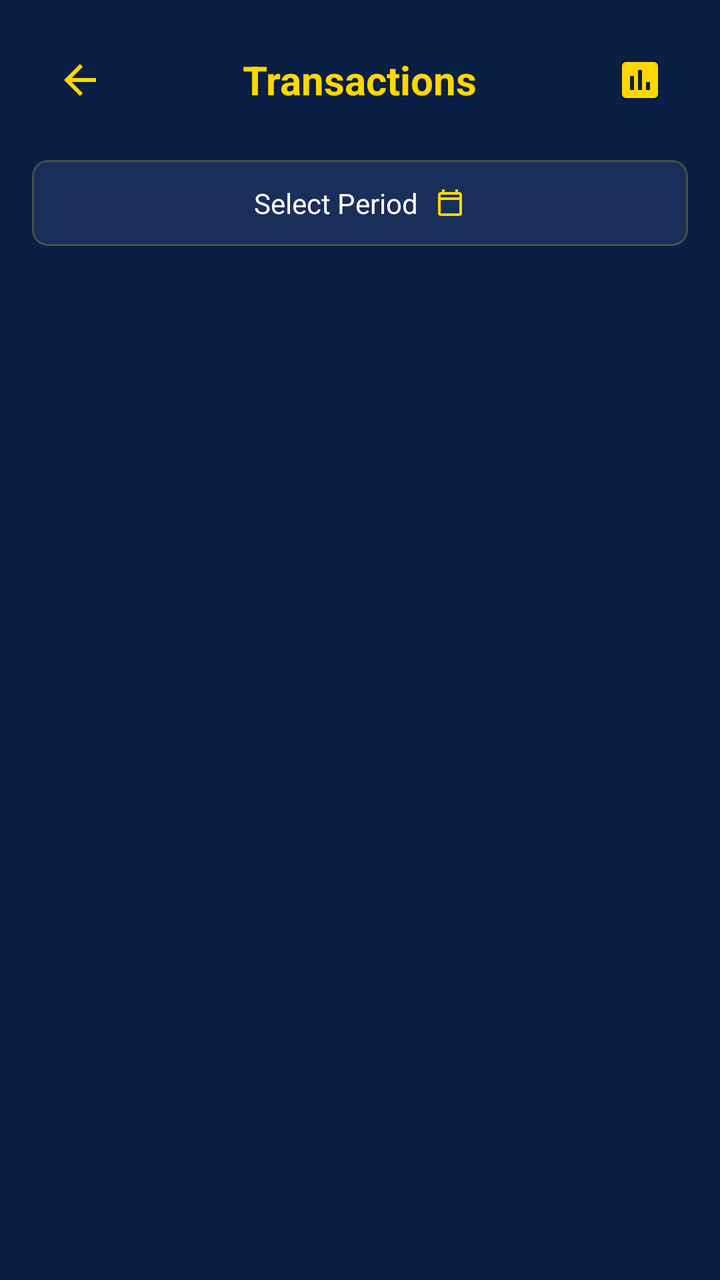
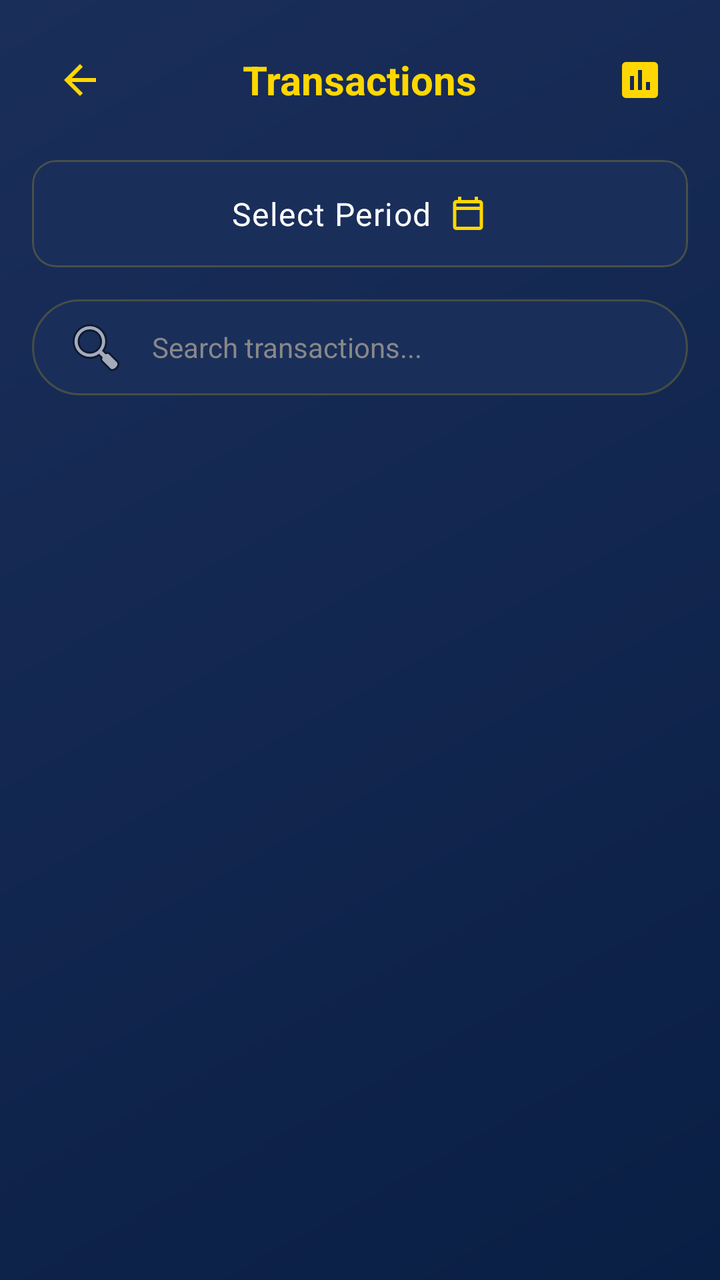

The first picture is an Android layout as it rendered before a commit; the second is the same layout after the commit. The layout source and the unified diff follow.
<!-- AndroidManifest.xml: application theme Theme.CoinQuest -->
<!-- res/layout/activity_transaction_list.xml -->
<LinearLayout xmlns:android="http://schemas.android.com/apk/res/android"
    xmlns:app="http://schemas.android.com/apk/res-auto"
    android:layout_width="match_parent"
    android:layout_height="match_parent"
    android:orientation="vertical"
    android:background="#0A1F44"
    android:fitsSystemWindows="true">

    <RelativeLayout
        android:layout_width="match_parent"
        android:layout_height="wrap_content"
        android:padding="16dp">

        <ImageButton
            android:id="@+id/btnBack"
            android:layout_width="48dp"
            android:layout_height="48dp"
            android:background="?attr/selectableItemBackgroundBorderless"
            android:src="@drawable/ic_back"
            android:contentDescription="Back"
            android:layout_centerVertical="true"
            app:tint="#FFD700" />

        <TextView
            android:layout_width="wrap_content"
            android:layout_height="wrap_content"
            android:text="@string/transactions"
            android:textColor="#FFD700"
            android:textSize="20sp"
            android:textStyle="bold"
            android:layout_centerInParent="true"/>

        <ImageButton
            android:id="@+id/btnSummary"
            android:layout_width="48dp"
            android:layout_height="48dp"
            android:layout_alignParentEnd="true"
            android:layout_centerVertical="true"
            android:background="?attr/selectableItemBackgroundBorderless"
            android:src="@drawable/ic_summary"
            android:contentDescription="Summary"
            app:tint="#FFD700" />
    </RelativeLayout>

    <com.google.android.material.card.MaterialCardView
        android:id="@+id/btnFilterPeriod"
        android:layout_width="match_parent"
        android:layout_height="wrap_content"
        android:layout_marginHorizontal="16dp"
        android:layout_marginBottom="16dp"
        app:cardBackgroundColor="#1A2E5A"
        app:cardCornerRadius="8dp"
        app:strokeColor="#33FFD700"
        app:strokeWidth="1dp">

        <LinearLayout
            android:layout_width="match_parent"
            android:layout_height="wrap_content"
            android:padding="12dp"
            android:gravity="center"
            android:orientation="horizontal">

            <TextView
                android:id="@+id/tvPeriod"
                android:layout_width="wrap_content"
                android:layout_height="wrap_content"
                android:text="Select Period"
                android:textColor="#FFFFFF"
                android:textSize="14sp" />

            <ImageView
                android:layout_width="16dp"
                android:layout_height="16dp"
                android:layout_marginStart="8dp"
                android:src="@drawable/ic_calendar"
                app:tint="#FFD700"/>
        </LinearLayout>
    </com.google.android.material.card.MaterialCardView>

    <androidx.recyclerview.widget.RecyclerView
        android:id="@+id/rvTransactions"
        android:layout_width="match_parent"
        android:layout_height="match_parent"
        android:clipToPadding="false"
        android:paddingBottom="16dp"/>
    

</LinearLayout>
<!-- resources referenced by this layout -->
<resources>
  <!-- drawable ic_back (drawable) -->
  <vector xmlns:android="http://schemas.android.com/apk/res/android"
      android:width="24dp"
      android:height="24dp"
      android:viewportWidth="24"
      android:viewportHeight="24">
      <path
          android:fillColor="#000000"
          android:pathData="M20,11H7.83l5.59,-5.59L12,4l-8,8 8,8 1.41,-1.41L7.83,13H20v-2z" />
  </vector>
  <string name="transactions">Transactions</string>
  <style name="Theme.CoinQuest" parent="Base.Theme.CoinQuest" />
  <style name="Base.Theme.CoinQuest" parent="Theme.Material3.DayNight.NoActionBar">
          <item name="colorPrimary">@color/gold</item>
          <item name="colorOnPrimary">@color/navy</item>
          <item name="android:statusBarColor">@color/navy</item>
          <item name="android:windowBackground">@drawable/bg_main_gradient</item>
  
          
          <item name="textAppearanceHeadlineLarge">@style/TextAppearance.CoinQuest.Headline</item>
          <item name="textAppearanceTitleLarge">@style/TextAppearance.CoinQuest.Title</item>
          <item name="textAppearanceBodyLarge">@style/TextAppearance.CoinQuest.Body</item>
  
          
          <item name="materialButtonStyle">@style/Widget.CoinQuest.Button</item>
      </style>
  <color name="gold">#FFD700</color>
  <color name="navy">#0A1F44</color>
  <!-- drawable bg_main_gradient (drawable) -->
  <?xml version="1.0" encoding="utf-8"?>
  <shape xmlns:android="http://schemas.android.com/apk/res/android"
      android:shape="rectangle">
      <gradient
          android:startColor="#0A1F44"
          android:endColor="#1A2E5A"
          android:angle="135" />
  </shape>
  <style name="TextAppearance.CoinQuest.Headline" parent="TextAppearance.Material3.HeadlineLarge">
          <item name="android:textSize">@dimen/text_size_headline</item>
          <item name="android:textStyle">bold</item>
          <item name="android:textColor">@color/gold</item>
      </style>
  <style name="TextAppearance.CoinQuest.Title" parent="TextAppearance.Material3.TitleLarge">
          <item name="android:textSize">@dimen/text_size_title</item>
          <item name="android:textStyle">bold</item>
          <item name="android:textColor">@color/white</item>
      </style>
  <style name="TextAppearance.CoinQuest.Body" parent="TextAppearance.Material3.BodyLarge">
          <item name="android:textSize">@dimen/text_size_body</item>
          <item name="android:textStyle">normal</item>
          <item name="android:textColor">@color/white</item>
      </style>
  <style name="Widget.CoinQuest.Button" parent="Widget.Material3.Button">
          <item name="android:insetTop">0dp</item>
          <item name="android:insetBottom">0dp</item>
          <item name="shapeAppearanceOverlay">@style/ShapeAppearance.CoinQuest.Button</item>
          <item name="android:textAllCaps">false</item>
          <item name="android:textStyle">bold</item>
          <item name="android:letterSpacing">0.05</item>
      </style>
  <dimen name="text_size_headline">28sp</dimen>
  <dimen name="text_size_title">20sp</dimen>
  <color name="white">#FFFFFF</color>
  <dimen name="text_size_body">16sp</dimen>
  <style name="ShapeAppearance.CoinQuest.Button" parent="">
          <item name="cornerSize">12dp</item>
      </style>
  <!-- unchanged entries left out for length: 2 -->
</resources>

<!-- the commit's change to res/layout/activity_transaction_list.xml (unified diff, before → after) -->
@@ -3,7 +3,6 @@
     android:layout_width="match_parent"
     android:layout_height="match_parent"
     android:orientation="vertical"
-    android:background="#0A1F44"
     android:fitsSystemWindows="true">
 
     <RelativeLayout
@@ -19,15 +18,14 @@
             android:src="@drawable/ic_back"
             android:contentDescription="Back"
             android:layout_centerVertical="true"
-            app:tint="#FFD700" />
+            app:tint="@color/gold" />
 
         <TextView
             android:layout_width="wrap_content"
             android:layout_height="wrap_content"
             android:text="@string/transactions"
-            android:textColor="#FFD700"
-            android:textSize="20sp"
-            android:textStyle="bold"
+            style="@style/TextAppearance.CoinQuest.Headline"
+            android:textSize="@dimen/text_size_title"
             android:layout_centerInParent="true"/>
 
         <ImageButton
@@ -39,7 +37,7 @@
             android:background="?attr/selectableItemBackgroundBorderless"
             android:src="@drawable/ic_summary"
             android:contentDescription="Summary"
-            app:tint="#FFD700" />
+            app:tint="@color/gold" />
     </RelativeLayout>
 
     <com.google.android.material.card.MaterialCardView
@@ -49,14 +47,14 @@
         android:layout_marginHorizontal="16dp"
         android:layout_marginBottom="16dp"
         app:cardBackgroundColor="#1A2E5A"
-        app:cardCornerRadius="8dp"
+        app:cardCornerRadius="12dp"
         app:strokeColor="#33FFD700"
         app:strokeWidth="1dp">
 
         <LinearLayout
             android:layout_width="match_parent"
             android:layout_height="wrap_content"
-            android:padding="12dp"
+            android:padding="16dp"
             android:gravity="center"
             android:orientation="horizontal">
 
@@ -65,17 +63,34 @@
                 android:layout_width="wrap_content"
                 android:layout_height="wrap_content"
                 android:text="Select Period"
-                android:textColor="#FFFFFF"
-                android:textSize="14sp" />
+                style="@style/TextAppearance.CoinQuest.Body" />
 
             <ImageView
-                android:layout_width="16dp"
-                android:layout_height="16dp"
+                android:layout_width="20dp"
+                android:layout_height="20dp"
                 android:layout_marginStart="8dp"
                 android:src="@drawable/ic_calendar"
-                app:tint="#FFD700"/>
+                app:tint="@color/gold"
+                android:contentDescription="Select Period"/>
         </LinearLayout>
     </com.google.android.material.card.MaterialCardView>
+
+    <EditText
+        android:id="@+id/etSearch"
+        android:layout_width="match_parent"
+        android:layout_height="48dp"
+        android:layout_marginHorizontal="16dp"
+        android:layout_marginBottom="16dp"
+        android:background="@drawable/search_background"
+        android:drawableStart="@android:drawable/ic_menu_search"
+        android:drawablePadding="12dp"
+        android:hint="Search transactions..."
+        android:paddingHorizontal="16dp"
+        android:textColor="@color/white"
+        android:textColorHint="#888888"
+        android:textSize="14sp"
+        android:maxLines="1"
+        android:inputType="text" />
 
     <androidx.recyclerview.widget.RecyclerView
         android:id="@+id/rvTransactions"
<!-- resource entries referenced after the edit -->
@@ -10,6 +10,13 @@
           android:fillColor="#000000"
           android:pathData="M20,11H7.83l5.59,-5.59L12,4l-8,8 8,8 1.41,-1.41L7.83,13H20v-2z" />
   </vector>
+  <!-- drawable search_background (drawable) -->
+  <?xml version="1.0" encoding="utf-8"?>
+  <shape xmlns:android="http://schemas.android.com/apk/res/android">
+      <solid android:color="#1A2E5A" />
+      <corners android:radius="28dp" />
+      <stroke android:width="1dp" android:color="#33FFD700" />
+  </shape>
   <string name="transactions">Transactions</string>
   <style name="Theme.CoinQuest" parent="Base.Theme.CoinQuest" />
   <style name="Base.Theme.CoinQuest" parent="Theme.Material3.DayNight.NoActionBar">
@@ -17,6 +24,9 @@
           <item name="colorOnPrimary">@color/navy</item>
           <item name="android:statusBarColor">@color/navy</item>
           <item name="android:windowBackground">@drawable/bg_main_gradient</item>
+  
+          
+          <item name="android:windowActivityTransitions">true</item>
   
           
           <item name="textAppearanceHeadlineLarge">@style/TextAppearance.CoinQuest.Headline</item>
